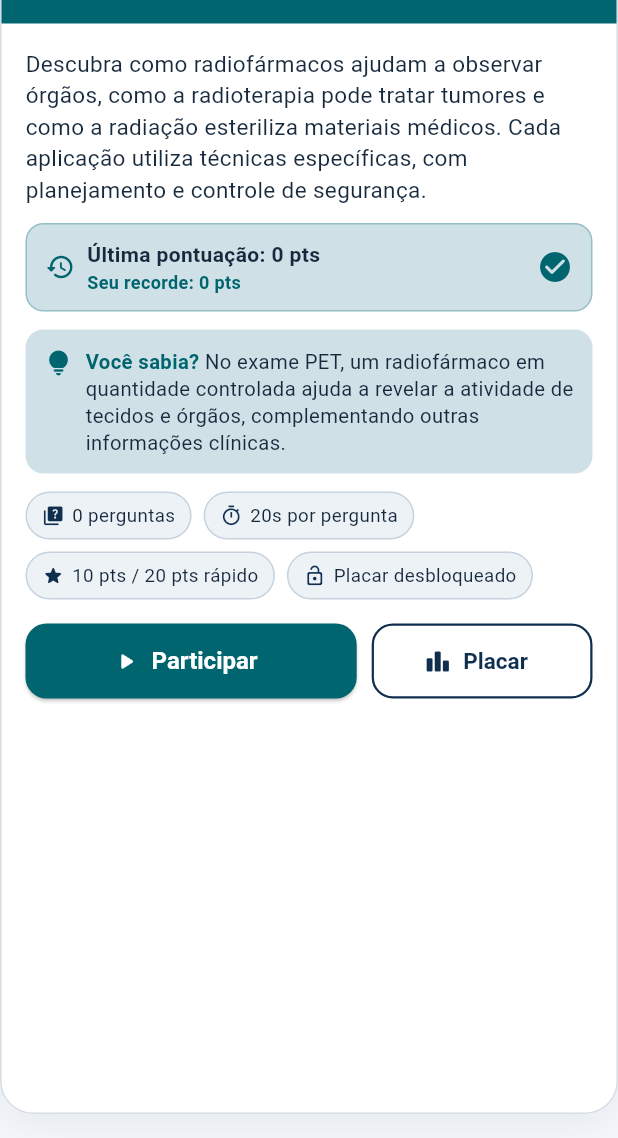
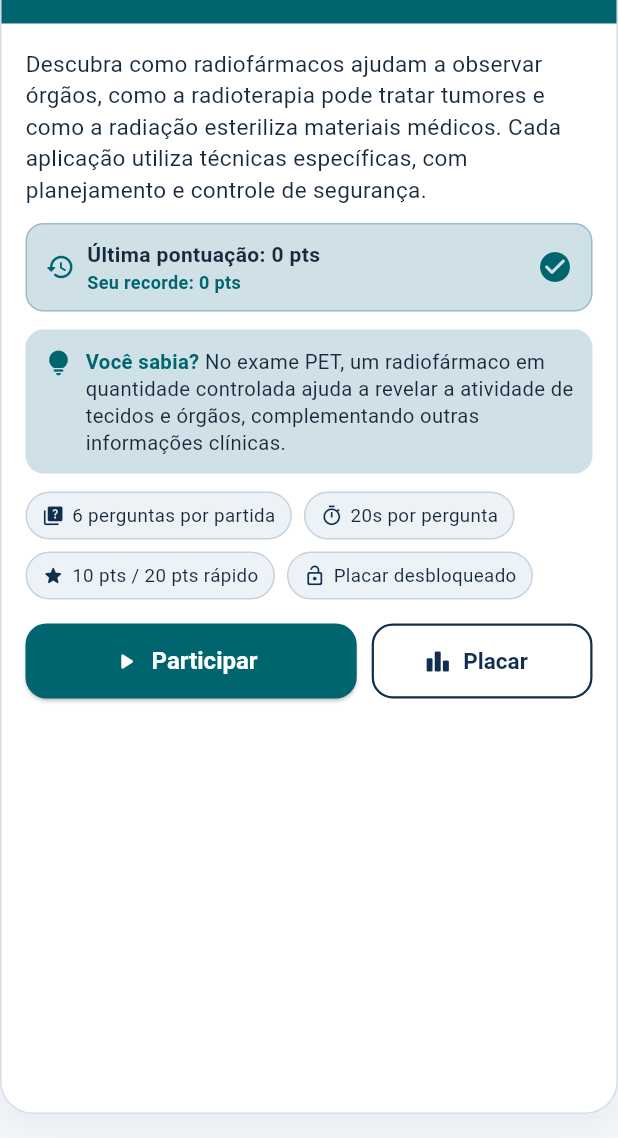
Before and after one commit to VitorGodoi12/NucleAR_Quizz, a Flutter app: the CompetitionCard widget shown alone on an empty page, opened directly with sample values from the repository, on a phone screen of 412 x 824 dp, the part 98-1236 px from its top. Run offline on Flutter 3.47's test engine with Material 3 defaults, Android fonts, the phone set to English and light mode, and no system bars; our stand-ins replace shared_preferences; accounts and stored records are empty.

Commit message:
feat: atualiza informações de perguntas por partida

```diff
--- a/lib/screens/topic_detail_screen.dart
+++ b/lib/screens/topic_detail_screen.dart
@@ -4,7 +4,7 @@ import 'package:nuclear_quizdefinitivo/models/competition.dart';
 import 'package:nuclear_quizdefinitivo/theme/app_theme.dart';
 import 'package:nuclear_quizdefinitivo/widgets/gradient_header.dart';
 
-/// Página dedicada a um tema, com introdução, explicação, curiosidade e acesso ao quiz.
+/// Tela 5: página dedicada a um tema, com introdução, explicação, curiosidade e acesso ao quiz.
 class TopicDetailScreen extends StatelessWidget {
   final Competition competition;
   const TopicDetailScreen({super.key, required this.competition});
@@ -217,11 +217,12 @@ class TopicDetailScreen extends StatelessWidget {
                     ),
                     _Pill(
                       icon: Icons.quiz_rounded,
-                      text: '${competition.questions.length} perguntas',
+                      text:
+                          '${competition.questions.length} perguntas · ${Competition.questionsPerMatch} por partida',
                     ),
                     const _Pill(
                       icon: Icons.timer_outlined,
-                      text: '30 s por pergunta',
+                      text: '${Competition.secondsPerQuestion} s por pergunta',
                     ),
                   ],
                 ),
--- a/lib/widgets/competition_card.dart
+++ b/lib/widgets/competition_card.dart
@@ -189,9 +189,9 @@ class CompetitionCard extends StatelessWidget {
                   spacing: 8,
                   runSpacing: 8,
                   children: [
-                    _InfoPill(
+                    const _InfoPill(
                       icon: Icons.quiz_rounded,
-                      label: '${competition.questions.length} perguntas',
+                      label: '${Competition.questionsPerMatch} perguntas por partida',
                     ),
                     const _InfoPill(
                       icon: Icons.timer_outlined,
```
